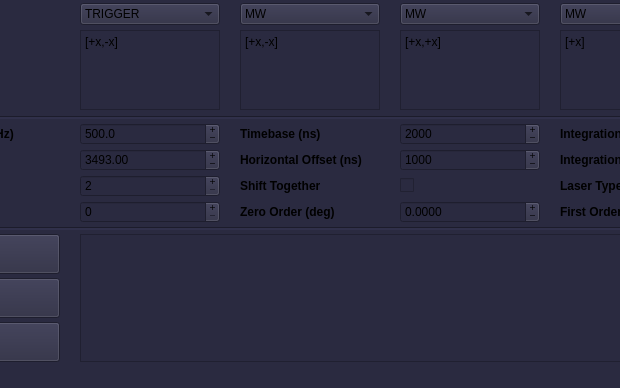
First picture: the form in atomize/control_center/gui/phasing_main_window.ui, repository Anatoly1010/Atomize_ITC, before the edit; both pictures show x 120 to 740 and y 84 to 472 of the 1320 by 472 pixel window.
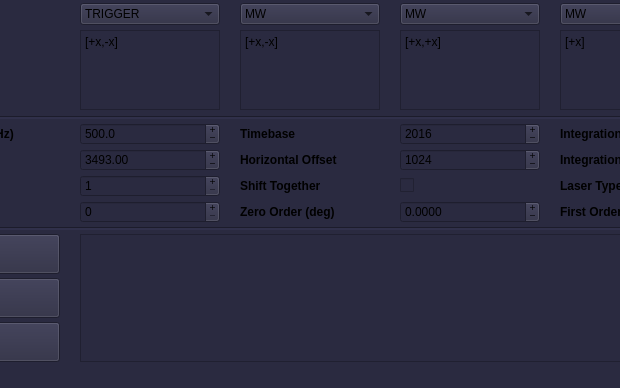
Second picture: the form after the edit.

Diff of the .ui file:
```diff
--- a/atomize/control_center/gui/phasing_main_window.ui
+++ b/atomize/control_center/gui/phasing_main_window.ui
@@ -1053,7 +1053,7 @@
          <enum>Qt::NoContextMenu</enum>
         </property>
         <property name="text">
-         <string>Horizontal Offset (ns)</string>
+         <string>Horizontal Offset</string>
         </property>
        </widget>
       </item>
@@ -1069,10 +1069,13 @@
          <bool>false</bool>
         </property>
         <property name="minimum">
-         <number>2</number>
+         <number>1</number>
         </property>
         <property name="maximum">
-         <number>5000</number>
+         <number>10000</number>
+        </property>
+        <property name="value">
+         <number>1</number>
         </property>
        </widget>
       </item>
@@ -1088,7 +1091,7 @@
          <enum>Qt::NoContextMenu</enum>
         </property>
         <property name="text">
-         <string>Timebase (ns)</string>
+         <string>Timebase</string>
         </property>
        </widget>
       </item>
@@ -1104,16 +1107,16 @@
          <bool>false</bool>
         </property>
         <property name="minimum">
-         <number>-10000</number>
+         <number>-20000</number>
         </property>
         <property name="maximum">
-         <number>10000</number>
+         <number>20000</number>
         </property>
         <property name="singleStep">
          <number>1</number>
         </property>
         <property name="value">
-         <number>1000</number>
+         <number>1024</number>
         </property>
        </widget>
       </item>
@@ -1138,7 +1141,7 @@
          <number>5</number>
         </property>
         <property name="value">
-         <number>2000</number>
+         <number>2016</number>
         </property>
        </widget>
       </item>
```
Left out of the diff: 4 changed lines with no effect on the pictures.
